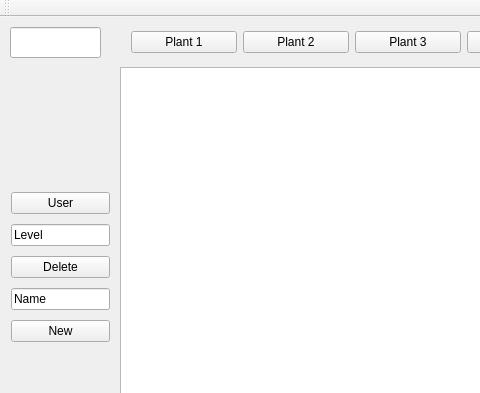
This is mainwindow.ui in bbaksh/pvz as Qt 5 draws it before an edit; both pictures show x 0 to 480 and y 0 to 393 of the 1031 by 608 pixel window. The edited form follows.
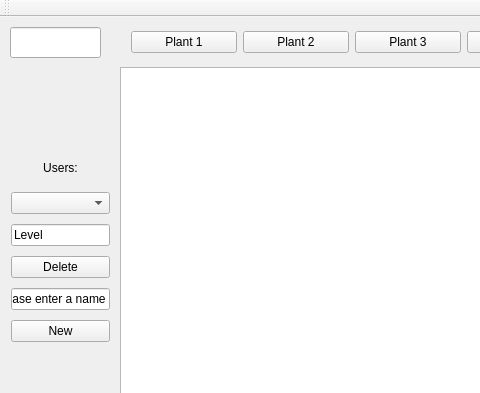
This is the edited form.

Commit message: Commit #4 Added the new button functionality. Created all the structures for the plants and zombies with there appropriate values.

```diff
--- a/mainwindow.ui
+++ b/mainwindow.ui
@@ -142,11 +142,7 @@
     </property>
     <layout class="QVBoxLayout" name="verticalLayout_2">
      <item>
-      <widget class="QPushButton" name="userButton">
-       <property name="text">
-        <string>User</string>
-       </property>
-      </widget>
+      <widget class="QComboBox" name="userButton"/>
      </item>
      <item>
       <widget class="QLineEdit" name="levelDisplay">
@@ -173,7 +169,7 @@
      <item>
       <widget class="QLineEdit" name="nameDisplay">
        <property name="text">
-        <string>Name</string>
+        <string>Please enter a name</string>
        </property>
       </widget>
      </item>
@@ -196,6 +192,25 @@
      </rect>
     </property>
    </widget>
+   <widget class="QLabel" name="userButtonLabel">
+    <property name="geometry">
+     <rect>
+      <x>0</x>
+      <y>140</y>
+      <width>121</width>
+      <height>21</height>
+     </rect>
+    </property>
+    <property name="layoutDirection">
+     <enum>Qt::LeftToRight</enum>
+    </property>
+    <property name="text">
+     <string>Users:</string>
+    </property>
+    <property name="alignment">
+     <set>Qt::AlignCenter</set>
+    </property>
+   </widget>
   </widget>
   <widget class="QMenuBar" name="menuBar">
    <property name="geometry">
```
The commit also changes 8 other files.
